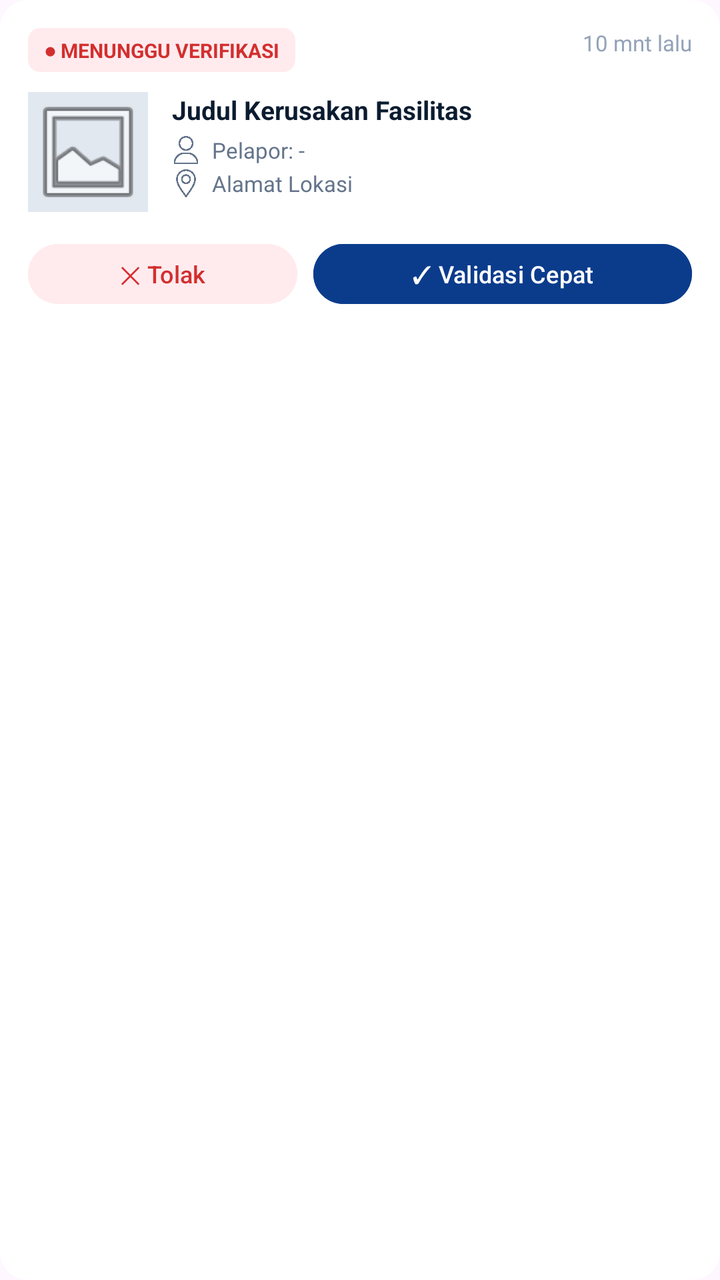
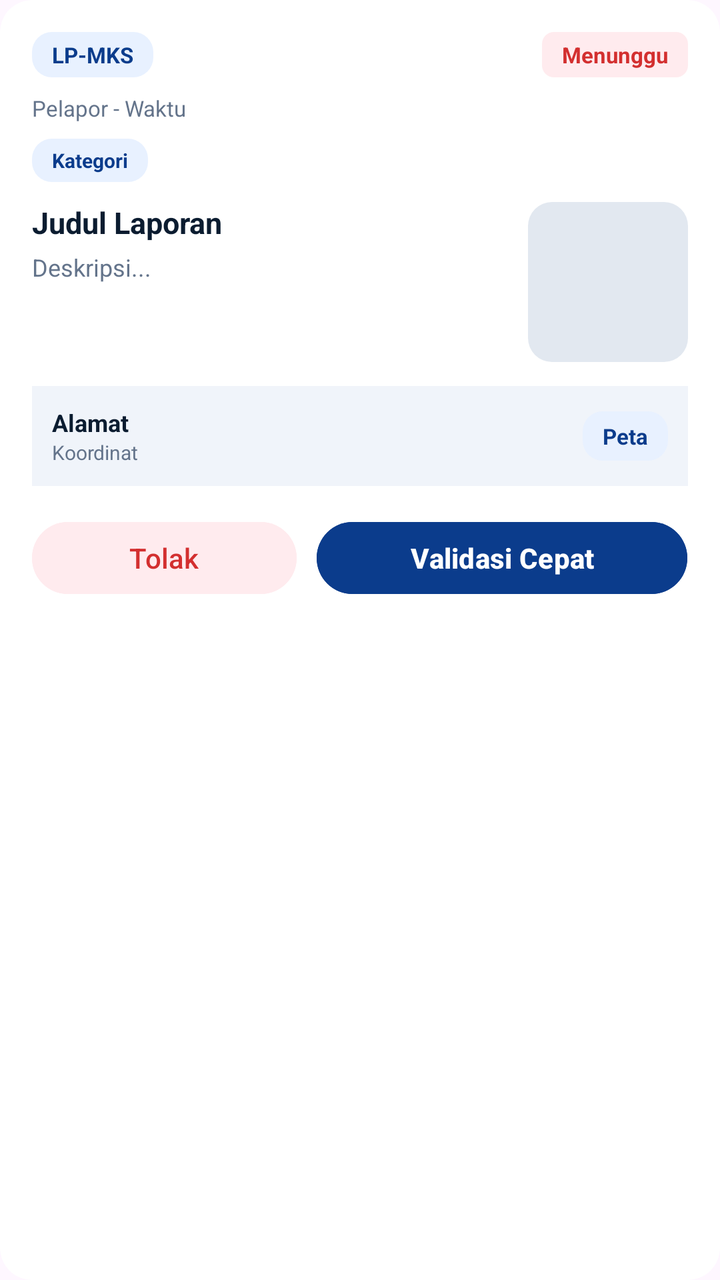

An Android layout rendered at two revisions. The XML below is the earlier revision; the diff shows what the commit changed to produce the second picture.
<!-- AndroidManifest.xml: application theme Theme.PinPoint -->
<!-- res/layout/item_report_card.xml -->
<?xml version="1.0" encoding="utf-8"?>
<androidx.cardview.widget.CardView xmlns:android="http://schemas.android.com/apk/res/android"
    xmlns:app="http://schemas.android.com/apk/res-auto"
    android:layout_width="match_parent"
    android:layout_height="wrap_content"
    app:cardCornerRadius="14dp"
    app:cardElevation="0dp"
    app:cardBackgroundColor="#FFFFFF"
    android:layout_marginBottom="12dp">

    <LinearLayout
        android:layout_width="match_parent"
        android:layout_height="wrap_content"
        android:orientation="vertical"
        android:padding="14dp">

        <RelativeLayout
            android:layout_width="match_parent"
            android:layout_height="wrap_content"
            android:layout_marginBottom="10dp">

            <TextView
                android:id="@+id/tvReportStatusBadge"
                android:layout_width="wrap_content"
                android:layout_height="wrap_content"
                android:background="@drawable/bg_badge_red_light"
                android:paddingHorizontal="8dp"
                android:paddingVertical="4dp"
                android:text="● MENUNGGU VERIFIKASI"
                android:textColor="#D32F2F"
                android:textSize="10sp"
                android:textStyle="bold" />

            <TextView
                android:id="@+id/tvReportTimestamp"
                android:layout_width="wrap_content"
                android:layout_height="wrap_content"
                android:layout_alignParentEnd="true"
                android:text="10 mnt lalu"
                android:textColor="#94A3B8"
                android:textSize="11sp" />
        </RelativeLayout>

        <LinearLayout
            android:layout_width="match_parent"
            android:layout_height="wrap_content"
            android:orientation="horizontal"
            android:layout_marginBottom="12dp">

            <ImageView
                android:id="@+id/ivReportThumbnail"
                android:layout_width="60dp"
                android:layout_height="60dp"
                android:scaleType="centerCrop"
                android:src="@android:drawable/ic_menu_gallery"
                android:background="#E2E8F0"
                android:layout_marginEnd="12dp" />

            <LinearLayout
                android:layout_width="match_parent"
                android:layout_height="wrap_content"
                android:orientation="vertical">

                <TextView
                    android:id="@+id/tvReportTitle"
                    android:layout_width="wrap_content"
                    android:layout_height="wrap_content"
                    android:text="Judul Kerusakan Fasilitas"
                    android:textColor="#0B1C30"
                    android:textSize="13sp"
                    android:textStyle="bold"
                    android:maxLines="2"
                    android:ellipsize="end"
                    android:layout_marginBottom="4dp" />

                
                <LinearLayout
                    android:layout_width="wrap_content"
                    android:layout_height="wrap_content"
                    android:orientation="horizontal"
                    android:gravity="center_vertical"
                    android:layout_marginBottom="2dp">

                    <ImageView
                        android:layout_width="14dp"
                        android:layout_height="14dp"
                        android:src="@drawable/user"
                        android:layout_marginEnd="6dp"
                        app:tint="#64748B" />

                    <TextView
                        android:id="@+id/tvReportUser"
                        android:layout_width="wrap_content"
                        android:layout_height="wrap_content"
                        android:text="Pelapor: -"
                        android:textColor="#64748B"
                        android:textSize="11sp" />
                </LinearLayout>
                
                <LinearLayout
                    android:layout_width="wrap_content"
                    android:layout_height="wrap_content"
                    android:orientation="horizontal"
                    android:gravity="center_vertical">

                    <ImageView
                        android:layout_width="14dp"
                        android:layout_height="14dp"
                        android:src="@drawable/location"
                        android:layout_marginEnd="6dp"
                        app:tint="#64748B" />

                    <TextView
                        android:id="@+id/tvReportLocation"
                        android:layout_width="wrap_content"
                        android:layout_height="wrap_content"
                        android:text="Alamat Lokasi"
                        android:textColor="#64748B"
                        android:textSize="11sp" />
                </LinearLayout>
            </LinearLayout>
        </LinearLayout>

        <LinearLayout
            android:layout_width="match_parent"
            android:layout_height="wrap_content"
            android:orientation="horizontal">

            <Button
                android:id="@+id/btnQuickReject"
                android:layout_width="0dp"
                android:layout_height="38dp"
                android:layout_weight="1"
                android:text="✕ Tolak"
                android:textColor="#D32F2F"
                android:textSize="12sp"
                android:backgroundTint="#FFEBEE"
                android:layout_marginEnd="8dp" />

            <Button
                android:id="@+id/btnQuickApprove"
                android:layout_width="0dp"
                android:layout_height="38dp"
                android:layout_weight="1.4"
                android:text="✓ Validasi Cepat"
                android:textColor="#FFFFFF"
                android:textSize="12sp"
                android:backgroundTint="#0B3C8C" />
        </LinearLayout>
    </LinearLayout>
</androidx.cardview.widget.CardView>
<!-- resources referenced by this layout -->
<resources>
  <!-- drawable bg_badge_red_light (drawable) -->
  <?xml version="1.0" encoding="utf-8"?>
  <shape xmlns:android="http://schemas.android.com/apk/res/android">
      <solid android:color="#FFEBEE" />
      <corners android:radius="6dp" />
  </shape>
  <!-- drawable location: png bitmap (drawable, 16080 bytes) -->
  <!-- drawable user: png bitmap (drawable, 12623 bytes) -->
  <style name="Theme.PinPoint" parent="Base.Theme.PinPoint" />
  <style name="Base.Theme.PinPoint" parent="Theme.Material3.DayNight.NoActionBar">
          
          
      </style>
</resources>

<!-- the commit's change to res/layout/item_report_card.xml (unified diff, before → after) -->
@@ -3,148 +3,198 @@
     xmlns:app="http://schemas.android.com/apk/res-auto"
     android:layout_width="match_parent"
     android:layout_height="wrap_content"
-    app:cardCornerRadius="14dp"
+    app:cardCornerRadius="16dp"
     app:cardElevation="0dp"
     app:cardBackgroundColor="#FFFFFF"
-    android:layout_marginBottom="12dp">
+    android:clickable="true"
+    android:focusable="true"
+    android:foreground="?android:attr/selectableItemBackground"
+    android:layout_marginBottom="16dp">
 
     <LinearLayout
         android:layout_width="match_parent"
         android:layout_height="wrap_content"
         android:orientation="vertical"
-        android:padding="14dp">
-
+        android:padding="16dp">
+
+        
         <RelativeLayout
             android:layout_width="match_parent"
             android:layout_height="wrap_content"
-            android:layout_marginBottom="10dp">
+            android:layout_marginBottom="8dp">
+
+            <TextView
+                android:id="@+id/tvReportIdCode"
+                android:layout_width="wrap_content"
+                android:layout_height="wrap_content"
+                android:background="@drawable/bg_chip_blue_light"
+                android:paddingHorizontal="10dp"
+                android:paddingVertical="4dp"
+                android:text="LP-MKS"
+                android:textColor="#0B3C8C"
+                android:textSize="11sp"
+                android:textStyle="bold" />
 
             <TextView
                 android:id="@+id/tvReportStatusBadge"
                 android:layout_width="wrap_content"
                 android:layout_height="wrap_content"
+                android:layout_alignParentEnd="true"
                 android:background="@drawable/bg_badge_red_light"
-                android:paddingHorizontal="8dp"
+                android:paddingHorizontal="10dp"
                 android:paddingVertical="4dp"
-                android:text="● MENUNGGU VERIFIKASI"
+                android:text="Menunggu"
                 android:textColor="#D32F2F"
-                android:textSize="10sp"
+                android:textSize="11sp"
                 android:textStyle="bold" />
-
-            <TextView
-                android:id="@+id/tvReportTimestamp"
-                android:layout_width="wrap_content"
-                android:layout_height="wrap_content"
-                android:layout_alignParentEnd="true"
-                android:text="10 mnt lalu"
-                android:textColor="#94A3B8"
-                android:textSize="11sp" />
         </RelativeLayout>
 
+        
+        <TextView
+            android:id="@+id/tvReportReporterAndDate"
+            android:layout_width="wrap_content"
+            android:layout_height="wrap_content"
+            android:text="Pelapor - Waktu"
+            android:textColor="#64748B"
+            android:textSize="11sp"
+            android:layout_marginBottom="8dp" />
+
+        
+        <TextView
+            android:id="@+id/tvReportCategoryBadge"
+            android:layout_width="wrap_content"
+            android:layout_height="wrap_content"
+            android:background="@drawable/bg_chip_blue_light"
+            android:paddingHorizontal="10dp"
+            android:paddingVertical="4dp"
+            android:text="Kategori"
+            android:textColor="#0B3C8C"
+            android:textSize="10sp"
+            android:textStyle="bold"
+            android:layout_marginBottom="10dp" />
+
+        
         <LinearLayout
             android:layout_width="match_parent"
             android:layout_height="wrap_content"
             android:orientation="horizontal"
             android:layout_marginBottom="12dp">
 
-            <ImageView
-                android:id="@+id/ivReportThumbnail"
-                android:layout_width="60dp"
-                android:layout_height="60dp"
-                android:scaleType="centerCrop"
-                android:src="@android:drawable/ic_menu_gallery"
-                android:background="#E2E8F0"
-                android:layout_marginEnd="12dp" />
-
             <LinearLayout
-                android:layout_width="match_parent"
-                android:layout_height="wrap_content"
-                android:orientation="vertical">
+                android:layout_width="0dp"
+                android:layout_height="wrap_content"
+                android:layout_weight="1"
+                android:orientation="vertical"
+                android:layout_marginEnd="12dp">
 
                 <TextView
                     android:id="@+id/tvReportTitle"
+                    android:layout_width="match_parent"
+                    android:layout_height="wrap_content"
+                    android:text="Judul Laporan"
+                    android:textColor="#0B1C30"
+                    android:textSize="15sp"
+                    android:textStyle="bold"
+                    android:layout_marginBottom="4dp" />
+
+                <TextView
+                    android:id="@+id/tvReportDescriptionSnippet"
+                    android:layout_width="match_parent"
+                    android:layout_height="wrap_content"
+                    android:text="Deskripsi..."
+                    android:textColor="#64748B"
+                    android:textSize="12sp"
+                    android:maxLines="2"
+                    android:ellipsize="end" />
+            </LinearLayout>
+
+            <androidx.cardview.widget.CardView
+                android:layout_width="80dp"
+                android:layout_height="80dp"
+                app:cardCornerRadius="12dp"
+                app:cardElevation="0dp">
+                <ImageView
+                    android:id="@+id/ivReportThumbnail"
+                    android:layout_width="match_parent"
+                    android:layout_height="match_parent"
+                    android:scaleType="centerCrop"
+                    android:background="#E2E8F0" />
+            </androidx.cardview.widget.CardView>
+        </LinearLayout>
+
+        
+        <RelativeLayout
+            android:layout_width="match_parent"
+            android:layout_height="wrap_content"
+            android:background="#F0F4FA"
+            android:padding="10dp"
+            android:layout_marginBottom="14dp">
+
+            <LinearLayout
+                android:layout_width="wrap_content"
+                android:layout_height="wrap_content"
+                android:orientation="vertical"
+                android:layout_alignParentStart="true"
+                android:layout_toStartOf="@id/btnOpenMap">
+
+                <TextView
+                    android:id="@+id/tvReportLocation"
                     android:layout_width="wrap_content"
                     android:layout_height="wrap_content"
-                    android:text="Judul Kerusakan Fasilitas"
+                    android:text="Alamat"
                     android:textColor="#0B1C30"
-                    android:textSize="13sp"
-                    android:textStyle="bold"
-                    android:maxLines="2"
-                    android:ellipsize="end"
-                    android:layout_marginBottom="4dp" />
-
-                
-                <LinearLayout
+                    android:textSize="12sp"
+                    android:textStyle="bold" />
+
+                <TextView
+                    android:id="@+id/tvReportCoordinates"
                     android:layout_width="wrap_content"
                     android:layout_height="wrap_content"
-                    android:orientation="horizontal"
-                    android:gravity="center_vertical"
-                    android:layout_marginBottom="2dp">
-
-                    <ImageView
-                        android:layout_width="14dp"
-                        android:layout_height="14dp"
-                        android:src="@drawable/user"
-                        android:layout_marginEnd="6dp"
-                        app:tint="#64748B" />
-
-                    <TextView
-                        android:id="@+id/tvReportUser"
-                        android:layout_width="wrap_content"
-                        android:layout_height="wrap_content"
-                        android:text="Pelapor: -"
-                        android:textColor="#64748B"
-                        android:textSize="11sp" />
-                </LinearLayout>
-                
-                <LinearLayout
-                    android:layout_width="wrap_content"
-                    android:layout_height="wrap_content"
-                    android:orientation="horizontal"
-                    android:gravity="center_vertical">
-
-                    <ImageView
-                        android:layout_width="14dp"
-                        android:layout_height="14dp"
-                        android:src="@drawable/location"
-                        android:layout_marginEnd="6dp"
-                        app:tint="#64748B" />
-
-                    <TextView
-                        android:id="@+id/tvReportLocation"
-                        android:layout_width="wrap_content"
-                        android:layout_height="wrap_content"
-                        android:text="Alamat Lokasi"
-                        android:textColor="#64748B"
-                        android:textSize="11sp" />
-                </LinearLayout>
+                    android:text="Koordinat"
+                    android:textColor="#64748B"
+                    android:textSize="10sp" />
             </LinearLayout>
-        </LinearLayout>
-
+
+            <TextView
+                android:id="@+id/btnOpenMap"
+                android:layout_width="wrap_content"
+                android:layout_height="wrap_content"
+                android:layout_alignParentEnd="true"
+                android:layout_centerVertical="true"
+                android:background="@drawable/bg_chip_blue_light"
+                android:paddingHorizontal="10dp"
+                android:paddingVertical="5dp"
+                android:text="Peta"
+                android:textColor="#0B3C8C"
+                android:textSize="11sp"
+                android:textStyle="bold" />
+        </RelativeLayout>
+
+        
         <LinearLayout
+            android:id="@+id/llReportActions"
             android:layout_width="match_parent"
             android:layout_height="wrap_content"
             android:orientation="horizontal">
 
             <Button
-                android:id="@+id/btnQuickReject"
+                android:id="@+id/btnRejectReport"
                 android:layout_width="0dp"
-                android:layout_height="38dp"
+                android:layout_height="44dp"
                 android:layout_weight="1"
-                android:text="✕ Tolak"
+                android:text="Tolak"
                 android:textColor="#D32F2F"
-                android:textSize="12sp"
                 android:backgroundTint="#FFEBEE"
-                android:layout_marginEnd="8dp" />
+                android:layout_marginEnd="10dp" />
 
             <Button
-                android:id="@+id/btnQuickApprove"
+                android:id="@+id/btnVerifyReport"
                 android:layout_width="0dp"
-                android:layout_height="38dp"
+                android:layout_height="44dp"
                 android:layout_weight="1.4"
-                android:text="✓ Validasi Cepat"
+                android:text="Validasi Cepat"
                 android:textColor="#FFFFFF"
-                android:textSize="12sp"
+                android:textStyle="bold"
                 android:backgroundTint="#0B3C8C" />
         </LinearLayout>
     </LinearLayout>
<!-- resource entries referenced after the edit -->
@@ -6,8 +6,12 @@
       <solid android:color="#FFEBEE" />
       <corners android:radius="6dp" />
   </shape>
-  <!-- drawable location: png bitmap (drawable, 16080 bytes) -->
-  <!-- drawable user: png bitmap (drawable, 12623 bytes) -->
+  <!-- drawable bg_chip_blue_light (drawable) -->
+  <?xml version="1.0" encoding="utf-8"?>
+  <shape xmlns:android="http://schemas.android.com/apk/res/android">
+      <solid android:color="#E8F1FF" />
+      <corners android:radius="10dp" />
+  </shape>
   <style name="Theme.PinPoint" parent="Base.Theme.PinPoint" />
   <style name="Base.Theme.PinPoint" parent="Theme.Material3.DayNight.NoActionBar">
           
